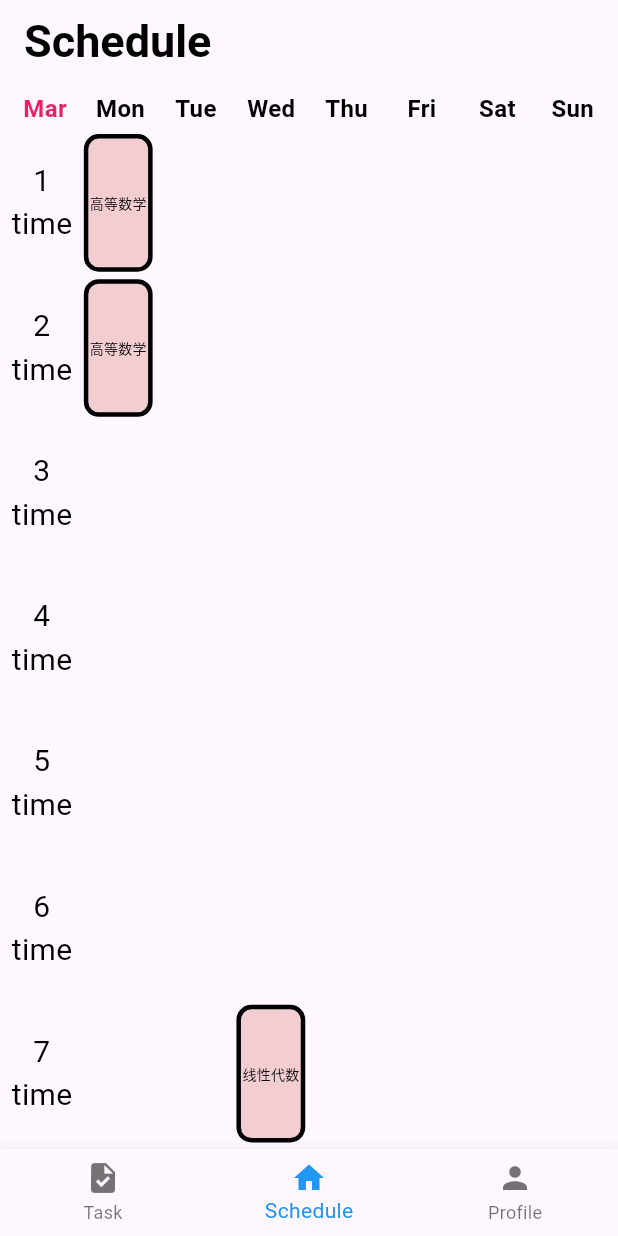
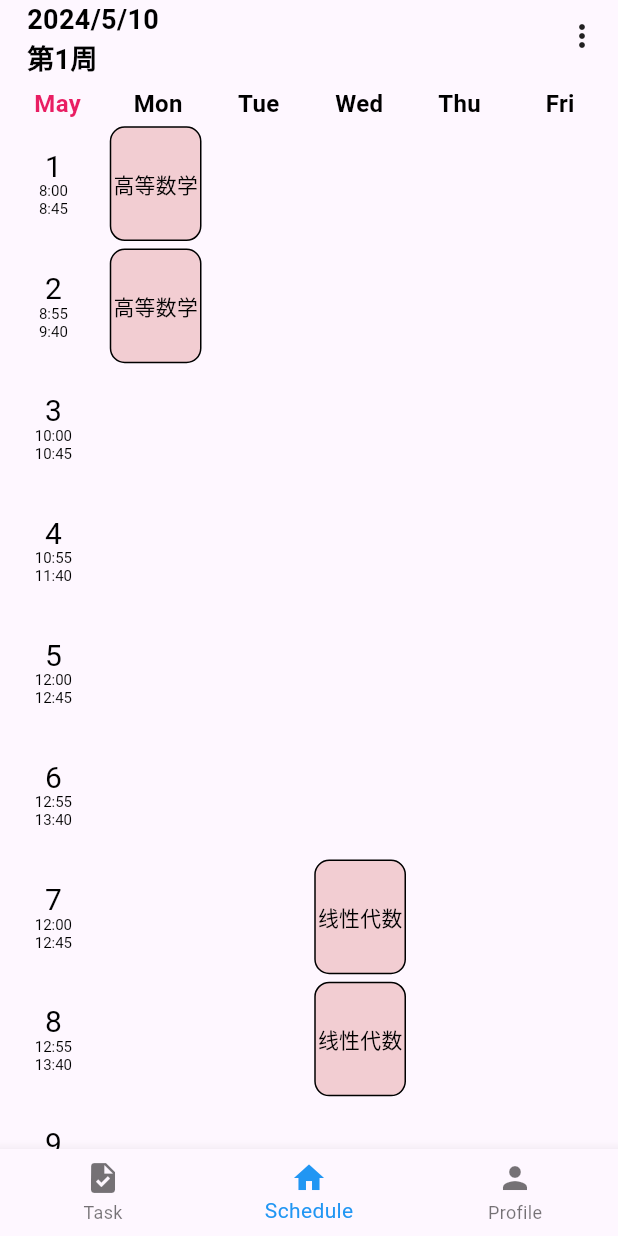
Before and after one commit to lostgeek3/Project7, a Flutter app: the screen it shows after launch, on a phone screen of 412 x 824 dp. Run offline on Flutter 3.47's test engine with Material 3 defaults, Android fonts, the phone set to English and light mode, and no system bars; our stand-ins replace logger, sqflite, sqflite_common_ffi; accounts and stored records are empty.

Commit message:
课表界面优化
1. 调整界面结构
2. 优化显示区域，防遮挡
3. 支持切换是否显示周末

接下来
1. 将连续的同一课程合并
2. 支持编辑课表

```diff
--- a/awesome_schedule/lib/database/courseListRelation_db.dart
+++ b/awesome_schedule/lib/database/courseListRelation_db.dart
@@ -3,7 +3,7 @@ import 'dart:async';
 import 'package:logger/logger.dart';
 import 'package:path/path.dart';
 import 'package:sqflite/sqflite.dart';
-import 'package:untitled3/models/timeInfo.dart';
+import 'package:awesome_schedule/models/timeInfo.dart';
 
 // 日志信息
 var logger = Logger(
--- a/awesome_schedule/lib/models/course.dart
+++ b/awesome_schedule/lib/models/course.dart
@@ -1,7 +1,7 @@
 export 'course.dart';
 import 'package:logger/logger.dart';
-import 'package:untitled3/models/note.dart';
-import 'package:untitled3/models/task.dart';
+import 'package:awesome_schedule/models/note.dart';
+import 'package:awesome_schedule/models/task.dart';
 import 'timeInfo.dart';
 import 'event.dart';
 
--- a/awesome_schedule/lib/models/timeInfo.dart
+++ b/awesome_schedule/lib/models/timeInfo.dart
@@ -9,6 +9,55 @@ var logger = Logger(
   ),
 );
 const String logTag = '[class]TimeInfo: ';
+
+class TimeRange {
+  int startHour;
+  int startMinute;
+  int endHour;
+  int endMinute;
+
+  TimeRange(this.startHour, this.startMinute, this.endHour, this.endMinute);
+  set setStartHour(int startHour) {
+    if (startHour < 0 || startHour > 23) {
+      logger.e('$logTag开始小时数不合法');
+      return;
+    }
+    this.startHour = startHour;
+  }
+  set setStartMinute(int startMinute) {
+    if (startMinute < 0 || startMinute > 59) {
+      logger.e('$logTag开始分钟数不合法');
+      return;
+    }
+    this.startMinute = startMinute;
+  }
+  set setEndHour(int endHour) {
+    if (endHour < 0 || endHour > 23) {
+      logger.e('$logTag结束小时数不合法');
+      return;
+    }
+    this.endHour = endHour;
+  }
+  set setEndMinute(int endMinute) {
+    if (endMinute < 0 || endMinute > 59) {
+      logger.e('$logTag结束分钟数不合法');
+      return;
+    }
+    this.endMinute = endMinute;
+  }
+  int get getStartHour {
+    return startHour;
+  }
+  int get getStartMinute {
+    return startMinute;
+  }
+  int get getEndHour {
+    return endHour;
+  }
+  int get getEndMinute {
+    return endMinute;
+  }
+}
 
 /// 类：时间信息
 /// 用法：包含一个周期性事件的时间信息
@@ -128,6 +177,7 @@ class TimeInfo {
   }
 }
 
+
 /// 类：课程表的时间信息
 /// 用法：包含课程表的时间信息
 class CourseTimeInfo extends TimeInfo {
--- a/awesome_schedule/lib/pages/homePage.dart
+++ b/awesome_schedule/lib/pages/homePage.dart
@@ -1,8 +1,7 @@
 export './homePage.dart';
 import 'package:flutter/material.dart';
-import 'package:untitled3/widgets/schedule.dart';
-import 'package:untitled3/widgets/scheduleColumnHeader.dart';
-import 'package:untitled3/widgets/userWidget.dart';
+import 'package:awesome_schedule/widgets/scheduleWidget.dart';
+import 'package:awesome_schedule/widgets/userWidget.dart';
 
 class HomePage extends StatefulWidget {
   const HomePage({super.key});
@@ -21,14 +20,14 @@ class _HomePageState extends State<HomePage> {
       style: TextStyle(fontSize: 35, fontWeight: FontWeight.bold),
     ),
     Column(children: [
+          // Expanded(
+          //   child: ScheduleColumnHeader(),
+          // ),
           Expanded(
-            child: ScheduleColumnHeader(),
-          ),
-          Expanded(
-            flex: 24,
             child: Schedule(),
           ),
-        ]),
+        ]
+    ),
     UserWidget()
   ];
 
@@ -40,17 +39,11 @@ class _HomePageState extends State<HomePage> {
 
   @override
   Widget build(BuildContext context) {
-    return Scaffold(
-      appBar: AppBar(
-        title: const Text(
-          'Schedule',
-          style: TextStyle(
-            color: Colors.black,
-            fontWeight: FontWeight.bold,
-            fontSize: 30,
-          ),
-        ),
-      ),
+    return Container(
+      color: Theme.of(context).colorScheme.background,
+      child: SafeArea(
+        bottom: false,
+        child: Scaffold(
           body: Center(
             child: _widgetOptions.elementAt(_selectedIndex),
           ),
@@ -73,6 +66,8 @@ class _HomePageState extends State<HomePage> {
             selectedItemColor: Colors.blue,
             onTap: _onItemTapped,
           ),
+        )
+      ),
     );
   }
 }
--- a/awesome_schedule/lib/temp/scheduleDemo.dart
+++ b/awesome_schedule/lib/temp/scheduleDemo.dart
@@ -1,6 +1,6 @@
-import 'package:untitled3/models/course.dart';
-import 'package:untitled3/models/courseList.dart';
-import 'package:untitled3/models/timeInfo.dart';
+import 'package:awesome_schedule/models/course.dart';
+import 'package:awesome_schedule/models/courseList.dart';
+import 'package:awesome_schedule/models/timeInfo.dart';
 
 
 var courseSet = [
--- a/awesome_schedule/lib/widgets/courseCard.dart
+++ b/awesome_schedule/lib/widgets/courseCard.dart
@@ -1,6 +1,6 @@
 import 'package:flutter/material.dart';
 import 'package:flutter/rendering.dart';
-import 'package:untitled3/models/timeInfo.dart';
+import 'package:awesome_schedule/models/timeInfo.dart';
 import '../models/course.dart';
 
 export './CourseCard.dart';
--- a/awesome_schedule/lib/widgets/schedule.dart
+++ /dev/null
@@ -1,130 +0,0 @@
-export './schedule.dart';
-import 'dart:math';
-
-import 'package:flutter/material.dart';
-
-import 'package:untitled3/temp/scheduleDemo.dart';
-
-// 一天的课程节数
-var courseNum = 12;
-
-int currentWeek = 1;
-
-var blockColor = const Color(0xffF2CDD2);
-
-class Schedule extends StatelessWidget {
-  const Schedule({super.key});
-
-  List<Widget> _initGridViewData() {
-    List<Widget> tempList = [];
-
-    for (int i = 1; i <= courseNum; i++) {
-      tempList.add(Container(
-        alignment: Alignment.center,
-        child: FittedBox(
-            fit: BoxFit.scaleDown,
-            child: Padding(
-              padding: const EdgeInsets.all(2),
-              child: Text(
-                '$i\ntime',
-                textAlign: TextAlign.center,
-                style: const TextStyle(
-                  color: Colors.black,
-                  fontSize: 20,
-                ),
-              ),
-            )),
-      ));
-      for (int j = 0; j < 7; j++) {
-        tempList.add(
-          Container(
-              alignment: Alignment.center,
-              // decoration: BoxDecoration(
-              //   border: Border.all(
-              //     color: Colors.black,
-              //     width: 1,
-              //   ),
-              //   borderRadius: BorderRadius.circular(10),
-              // ),
-              // child: FittedBox(
-              //     fit: BoxFit.scaleDown,
-              //     child: Padding(
-              //       padding: const EdgeInsets.all(2),
-              //       child: Text(
-              //         'Course $i',
-              //         textAlign: TextAlign.center,
-              //         style: const TextStyle(
-              //           color: Colors.black,
-              //           fontSize: 20,
-              //         ),
-              //       ),
-              //     )),
-          ),
-        );
-      }
-    }
-    for (var course in courseSet) {
-      for (var timeInfo in course.getTimeInfo) {
-        if (timeInfo.getWeekList[currentWeek] == false) {
-          continue;
-        }
-        if (timeInfo.getStartSection > courseNum || timeInfo.getEndSection < 1) {
-          continue;
-        }
-        int startSection = timeInfo.getStartSection;
-        int endSection = timeInfo.getEndSection;
-        int weekDay = timeInfo.getWeekday;
-
-        var courseBlock = Container(
-          alignment: Alignment.center,
-          decoration: BoxDecoration(
-            color: blockColor,
-            border: Border.all(
-              color: Colors.black,
-              width: 3,
-            ),
-            borderRadius: BorderRadius.circular(10),
-          ),
-          child: FittedBox(
-              fit: BoxFit.scaleDown,
-              child: Padding(
-                padding: const EdgeInsets.all(2),
-                child: Text(
-                  course.getName,
-                  textAlign: TextAlign.center,
-                  style: const TextStyle(
-                    color: Colors.black,
-                    fontSize: 20,
-                  ),
-                ),
-              )),
-        );
-        tempList[(startSection - 1) * 8 + weekDay] = courseBlock;
-        tempList[(endSection - 1) * 8 + weekDay] = courseBlock;
-      }
-    }
-
-    return tempList;
-  }
-
-  @override
-  Widget build(BuildContext context) {
-    return GridView.count(
-      padding: const EdgeInsets.all(5),
-      crossAxisCount: 8,
-      crossAxisSpacing: 5,
-      mainAxisSpacing: 5,
-      childAspectRatio: 0.5,
-      children: _initGridViewData(),
-    );
-  }
-}
-
-Color getRandomColor() {
-  return Color.fromRGBO(
-    Random().nextInt(256),
-    Random().nextInt(256),
-    Random().nextInt(256),
-    1,
-  );
-}
--- a/awesome_schedule/lib/widgets/scheduleColumnHeader.dart
+++ /dev/null
@@ -1,43 +0,0 @@
-export './scheduleColumnHeader.dart';
-import 'package:flutter/material.dart';
-
-class ScheduleColumnHeader extends StatelessWidget {
-  const ScheduleColumnHeader({super.key});
-
-  @override
-  Widget build(BuildContext context) {
-    Text buildDayText(String day) {
-      return Text(
-        day,
-        textAlign: TextAlign.center,
-        style: const TextStyle(
-          color: Colors.black,
-          fontSize: 16,
-          fontWeight: FontWeight.bold,
-        ),
-      );
-    }
-
-    return GridView.count(
-        physics: const NeverScrollableScrollPhysics(),
-        crossAxisCount: 8,
-        childAspectRatio: 1,
-        padding: const EdgeInsets.all(5),
-        children: [
-          const Text("Mar",
-              textAlign: TextAlign.center,
-              style: TextStyle(
-                color: Colors.pink,
-                fontSize: 16,
-                fontWeight: FontWeight.bold,
-              )),
-          buildDayText('Mon'),
-          buildDayText('Tue'),
-          buildDayText('Wed'),
-          buildDayText('Thu'),
-          buildDayText('Fri'),
-          buildDayText('Sat'),
-          buildDayText('Sun'),
-        ]);
-  }
-}
--- /dev/null
+++ b/awesome_schedule/lib/widgets/scheduleWidget.dart
@@ -0,0 +1,390 @@
+import 'dart:math';
+
+import 'package:awesome_schedule/models/timeInfo.dart';
+import 'package:flutter/material.dart';
+import 'package:logger/logger.dart';
+
+import 'package:awesome_schedule/temp/scheduleDemo.dart';
+import 'package:awesome_schedule/pages/SettingPage.dart';
+
+var logger = Logger(
+  printer: PrettyPrinter(
+    methodCount: 0,
+  ),
+);
+
+class ScheduleColumnHeader extends StatelessWidget {
+  const ScheduleColumnHeader({super.key});
+
+  @override
+  Widget build(BuildContext context) {
+    Text buildDayText(String day) {
+      return Text(
+        day,
+        textAlign: TextAlign.center,
+        style: const TextStyle(
+          color: Colors.black,
+          fontSize: 16,
+          fontWeight: FontWeight.bold,
+        ),
+      );
+    }
+
+    return GridView.count(
+        physics: const NeverScrollableScrollPhysics(),
+        crossAxisCount: 8,
+        childAspectRatio: 1,
+        padding: const EdgeInsets.all(5),
+        children: [
+          const Text("Mar",
+              textAlign: TextAlign.center,
+              style: TextStyle(
+                color: Colors.pink,
+                fontSize: 16,
+                fontWeight: FontWeight.bold,
+              )),
+          buildDayText('Mon'),
+          buildDayText('Tue'),
+          buildDayText('Wed'),
+          buildDayText('Thu'),
+          buildDayText('Fri'),
+          buildDayText('Sat'),
+          buildDayText('Sun'),
+        ]
+    );
+  }
+}
+
+class Schedule extends StatefulWidget {
+  const Schedule({super.key});
+
+  @override
+  State<StatefulWidget> createState() {
+    return ScheduleState();
+  }
+}
+
+
+
+
+class ScheduleState extends State<Schedule> {
+  // 一天的课程节数
+  var courseNum = 13;
+  set setCourseNum(int num) {
+    if (num < 1) {
+      logger.w('Course number for a day should be greater than 0.');
+    }
+    courseNum = num;
+  }
+
+  // 一学期的周数
+  int weekNum = 16;
+  set setWeekNum(int num) {
+    if (num < 1) {
+      logger.w('Week number for a semester should be greater than 0.');
+    }
+    weekNum = num;
+  }
+
+  // 当前周
+  int currentWeek = 1;
+  set changeWeek(int week) {
+    if (week < 1 || week > weekNum) {
+      logger.w('Invalid week number');
+    }
+    currentWeek = week;
+  }
+
+  // 课程块的默认颜色
+  var blockColor = const Color(0xffF2CDD2);
+  set setBlockColor(Color color) {
+    blockColor = color;
+  }
+
+  // 所有节课的时间区间
+  List<TimeRange> timeRanges = [
+    TimeRange(8, 0, 8, 45),
+    TimeRange(8, 55, 9, 40),
+    TimeRange(10, 0, 10, 45),
+    TimeRange(10, 55, 11, 40),
+    TimeRange(12, 0, 12, 45),
+    TimeRange(12, 55, 13, 40),
+    TimeRange(12, 0, 12, 45),
+    TimeRange(12, 55, 13, 40),
+    TimeRange(14, 0, 14, 45),
+    TimeRange(14, 55, 15, 40),
+    TimeRange(16, 0, 16, 45),
+    TimeRange(16, 55, 17, 40),
+    TimeRange(18, 0, 18, 45),
+    TimeRange(18, 55, 19, 40),
+    TimeRange(20, 0, 20, 45),
+    TimeRange(20, 55, 21, 40),
+  ];
+  // 设置所有课程的时间区间
+  set setTimeRange(List<TimeRange> timeRanges) {
+    int length = min(timeRanges.length, courseNum);
+    for (int i = 0; i < length; i++) {
+      var timeRange = timeRanges[i];
+      if (timeRange.startHour < 0 ||
+          timeRange.startHour > 23 ||
+          timeRange.startMinute < 0 ||
+          timeRange.startMinute > 59 ||
+          timeRange.endHour < 0 ||
+          timeRange.endHour > 23 ||
+          timeRange.endMinute < 0 ||
+          timeRange.endMinute > 59) {
+        logger.w('Invalid time range in course ${timeRanges.indexOf(timeRange) + 1}');
+        return;
+      }
+    }
+    this.timeRanges = timeRanges.sublist(0, length);
+  }
+  // 设置某一节课的时间区间
+  bool setCourseTimeRange(TimeRange timeRange, int courseSection) {
+    if (courseSection < 1 || courseSection > courseNum) {
+      logger.w('Invalid course section');
+      return false;
+    }
+    if (timeRange.startHour < 0 ||
+        timeRange.startHour > 23 ||
+        timeRange.startMinute < 0 ||
+        timeRange.startMinute > 59 ||
+        timeRange.endHour < 0 ||
+        timeRange.endHour > 23 ||
+        timeRange.endMinute < 0 ||
+        timeRange.endMinute > 59) {
+      logger.w('Invalid time range');
+      return false;
+    }
+    timeRanges[courseSection - 1] = timeRange;
+    return true;
+  }
+
+  // 是否显示周末
+  bool showWeekend = false;
+  // 设置是否显示周末
+  set setShowWeekend(bool show) {
+    showWeekend = show;
+  }
+
+  // 月份缩写
+  final List<String> monthAbbreviations = ['Jan', 'Feb', 'Mar', 'Apr', 'May', 'Jun', 'Jul', 'Aug', 'Sep', 'Oct', 'Nov', 'Dec'];
+
+
+  Widget _initScheduleHeader() {
+    List<Widget> scheduleHeader = [];
+    final String currentMonth = monthAbbreviations[DateTime.now().month - 1];
+    scheduleHeader.add(Text(currentMonth,
+        textAlign: TextAlign.center,
+        style: const TextStyle(
+          color: Colors.pink,
+          fontSize: 16,
+          fontWeight: FontWeight.bold,
+        )
+    ));
+    Text buildDayText(String day) {
+      return Text(
+        day,
+        textAlign: TextAlign.center,
+        style: const TextStyle(
+          color: Colors.black,
+          fontSize: 16,
+          fontWeight: FontWeight.bold,
+        ),
+      );
+    }
+    scheduleHeader.add(buildDayText('Mon'));
+    scheduleHeader.add(buildDayText('Tue'));
+    scheduleHeader.add(buildDayText('Wed'));
+    scheduleHeader.add(buildDayText('Thu'));
+    scheduleHeader.add(buildDayText('Fri'));
+    if (showWeekend) {
+      scheduleHeader.add(buildDayText('Sat'));
+      scheduleHeader.add(buildDayText('Sun'));
+    }
+    return GridView.count(
+        physics: const NeverScrollableScrollPhysics(),
+        crossAxisCount: (showWeekend ? 8 : 6),
+        childAspectRatio: 1,
+        padding: const EdgeInsets.all(5),
+        children: scheduleHeader,
+    );
+  }
+
+  Widget _initScheduleContent() {
+    List<Widget> scheduleContent = [];
+
+    int columnNum = showWeekend ? 7 : 5;
+    for (int i = 1; i <= courseNum; i++) {
+      scheduleContent.add(Container(
+        alignment: Alignment.center,
+        child: FittedBox(
+            fit: BoxFit.scaleDown,
+            child: Padding(
+              padding: const EdgeInsets.all(2),
+              child: RichText(
+                textAlign: TextAlign.center,
+                text: TextSpan(
+                  children: [
+                    TextSpan(
+                      text: '$i\n',
+                      style: const TextStyle(
+                        color: Colors.black,
+                        fontSize: 20,
+                      ),
+                    ),
+                    TextSpan(
+                      text: '${timeRanges[i - 1].startHour}:${(timeRanges[i - 1].startMinute == 0) ? '00' : timeRanges[i - 1].startMinute}\n${timeRanges[i - 1].endHour}:${(timeRanges[i - 1].endMinute == 0) ? '00' : timeRanges[i - 1].endMinute}',
+                      style: const TextStyle(
+                        color: Colors.black,
+                        fontSize: 10,
+                      ),
+                    ),
+                  ],
+                ),
+              ),
+            )),
+      ));
+      for (int j = 0; j < columnNum; j++) {
+        scheduleContent.add(
+          Container(
+            alignment: Alignment.center,
+          ),
+        );
+      }
+    }
+    for (var course in courseSet) {
+      for (var timeInfo in course.getTimeInfo) {
+        if (timeInfo.getWeekList[currentWeek] == false) {
+          continue;
+        }
+        if (timeInfo.getStartSection > courseNum || timeInfo.getEndSection < 1) {
+          continue;
+        }
+        int startSection = timeInfo.getStartSection;
+        int endSection = timeInfo.getEndSection;
+        int weekDay = timeInfo.getWeekday;
+
+        var courseBlock = Container(
+          alignment: Alignment.center,
+          decoration: BoxDecoration(
+            color: blockColor,
+            border: Border.all(
+              color: Colors.black,
+              width: 1,
+            ),
+            borderRadius: BorderRadius.circular(10),
+          ),
+          child: FittedBox(
+              fit: BoxFit.scaleDown,
+              child: Padding(
+                padding: const EdgeInsets.all(2),
+                child: Text(
+                  course.getName,
+                  textAlign: TextAlign.center,
+                  style: const TextStyle(
+                    color: Colors.black,
+                    fontSize: 20,
+                  ),
+                ),
+              )),
+        );
+        scheduleContent[(startSection - 1) * (columnNum + 1) + weekDay] = courseBlock;
+        scheduleContent[(endSection - 1) * (columnNum + 1) + weekDay] = courseBlock;
+      }
+    }
+
+    return GridView.count(
+      padding: const EdgeInsets.all(5),
+      crossAxisCount: (showWeekend ? 8 : 6),
+      crossAxisSpacing: (showWeekend ? 5 : 7),
+      mainAxisSpacing: 5,
+      childAspectRatio: (showWeekend ? 0.6 : 0.8),
+      children: scheduleContent,
+    );
+  }
+
+
+
+  @override
+  Widget build(BuildContext context) {
+    return AspectRatio(
+        aspectRatio: 1,
+      child: Stack(
+        children: [
+          Column(
+            children: [
+              Expanded(
+                flex: 2,
+                child: Container(),
+              ),
+              Expanded(
+                child: _initScheduleHeader(),
+              ),
+              Expanded(
+                flex: courseNum * 2,
+                child: _initScheduleContent(),
+              ),
+            ],
+          ),
+          Positioned(
+            top: 0,
+            right: 0,
+            child: PopupMenuButton<int>(
+              itemBuilder: (context) => [
+                const PopupMenuItem(
+                  value: 1,
+                  child: Text("设置"),
+                ),
+              ],
+              icon: const Icon(Icons.more_vert),
+              onSelected: (value) {
+                if (value == 1) {
+                  showModalBottomSheet(
+                    context: context,
+                    builder: (context) {
+                      bool localShowWeekend = showWeekend;
+                      return StatefulBuilder(
+                        builder: (BuildContext context, StateSetter setState) {
+                          return ListView(
+                            children: [
+                              SwitchListTile(
+                                title: const Text('是否显示周六、周日'),
+                                value: localShowWeekend,
+                                onChanged: (bool value) {
+                                  setState(() {
+                                    localShowWeekend = value;
+                                  });
+                                  this.setState(() {
+                                    showWeekend = value;
+                                  });
+                                },
+                              ),
+                            ],
+                          );
+                        },
+                      );
+                    },
+                  );
+                }
+              },
+            ),
+          ),
+          Positioned(
+            top: 0,
+            left: 18,
+            child: Text(
+              '${DateTime.now().year}/${DateTime.now().month}/${DateTime.now().day}\n'
+                  '第$currentWeek周',
+              style: const TextStyle(
+                color: Colors.black,
+                fontSize: 18,
+                fontWeight: FontWeight.bold,
+              ),
+            ),
+          )
+        ],
+      )
+    );
+  }
+}
--- a/awesome_schedule/pubspec.yaml
+++ b/awesome_schedule/pubspec.yaml
@@ -1,4 +1,4 @@
-name: untitled3
+name: awesome_schedule
 description: "A new Flutter project."
 # The following line prevents the package from being accidentally published to
 # pub.dev using `flutter pub publish`. This is preferred for private packages.
```
Also changed, not shown: awesome_schedule/lib/main.dart (+6 -6 lines), awesome_schedule/lib/widgets/scheduleRowHeader.dart (deleted, +0 -23 lines), awesome_schedule/lib/pages/SettingPage.dart (added), 2 other files. Lines whose indentation alone changed are shown as unchanged.
